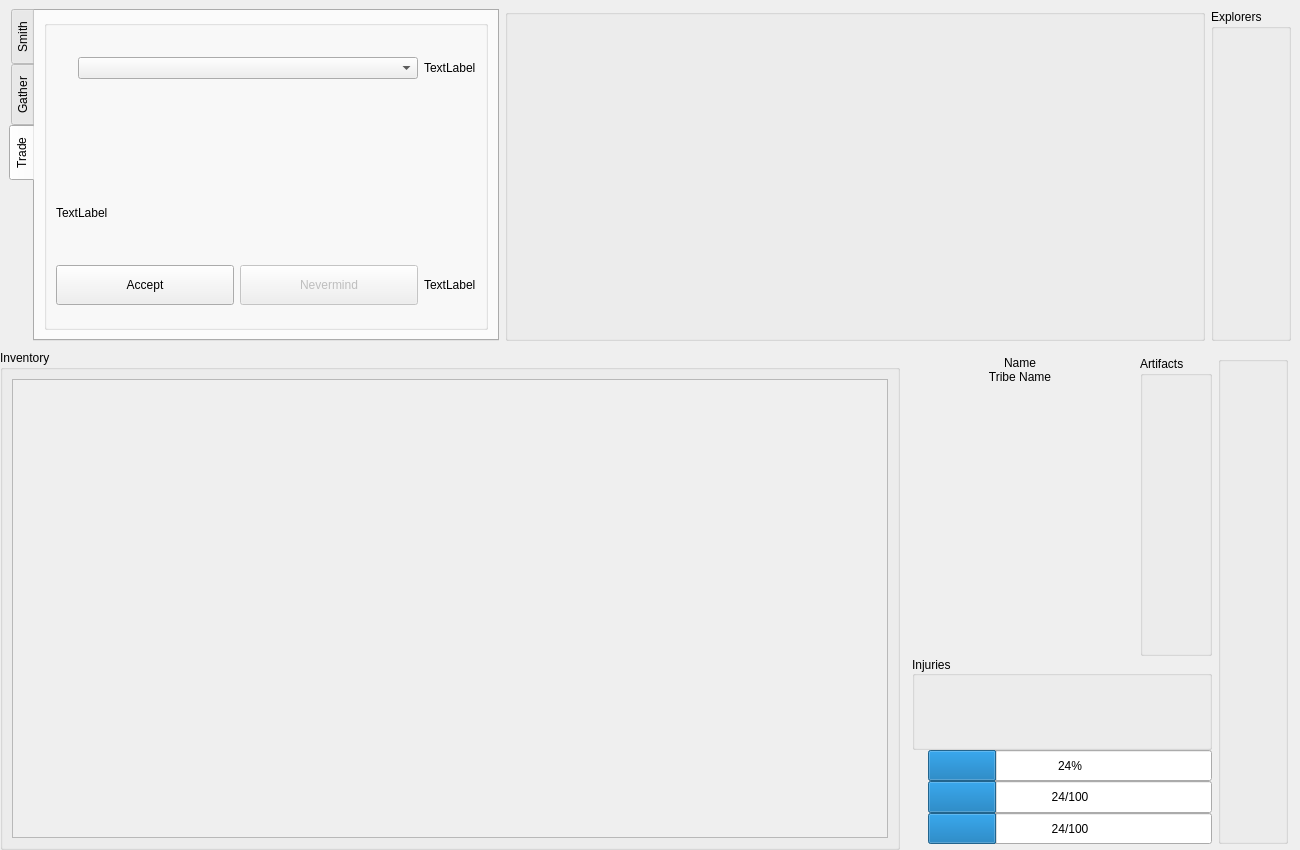
This is assets/ui/main.ui in pierce-smith1/aor as Qt 5 draws it before an edit. The edited form follows.
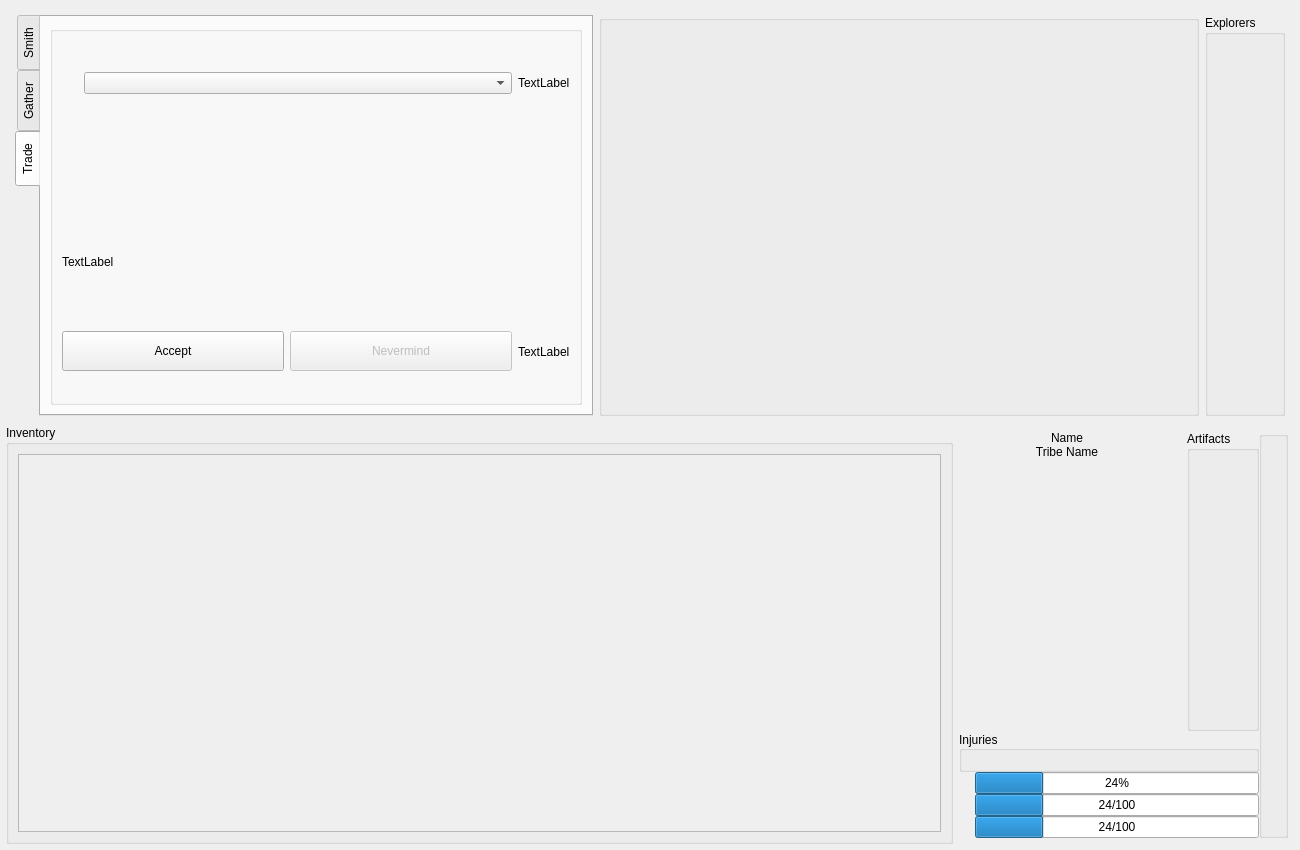
This is the edited form. Icons and pictures are not drawn.

The edit to the form file:
```diff
--- a/assets/ui/main.ui
+++ b/assets/ui/main.ui
@@ -83,26 +83,32 @@
       </property>
       <layout class="QGridLayout" name="gridLayout_11">
        <property name="leftMargin">
-        <number>0</number>
+        <number>6</number>
        </property>
        <property name="topMargin">
-        <number>0</number>
+        <number>6</number>
        </property>
        <property name="rightMargin">
-        <number>0</number>
+        <number>6</number>
        </property>
        <property name="bottomMargin">
-        <number>0</number>
+        <number>6</number>
        </property>
        <property name="spacing">
         <number>0</number>
        </property>
        <item row="1" column="0">
         <widget class="QGroupBox" name="inventory_widget">
+         <property name="sizePolicy">
+          <sizepolicy hsizetype="Expanding" vsizetype="Preferred">
+           <horstretch>0</horstretch>
+           <verstretch>0</verstretch>
+          </sizepolicy>
+         </property>
          <property name="minimumSize">
           <size>
-           <width>900</width>
-           <height>500</height>
+           <width>0</width>
+           <height>0</height>
           </size>
          </property>
          <property name="maximumSize">
@@ -140,8 +146,8 @@
               <rect>
                <x>0</x>
                <y>0</y>
-               <width>880</width>
-               <height>454</height>
+               <width>937</width>
+               <height>400</height>
               </rect>
              </property>
              <layout class="QGridLayout" name="gridLayout_7"/>
@@ -451,7 +457,7 @@
             </property>
             <property name="maximumSize">
              <size>
-              <width>70</width>
+              <width>16777215</width>
               <height>16777215</height>
              </size>
             </property>
@@ -774,7 +780,7 @@
            <widget class="QGroupBox" name="crawling_box">
             <property name="minimumSize">
              <size>
-              <width>700</width>
+              <width>600</width>
               <height>0</height>
              </size>
             </property>
```
